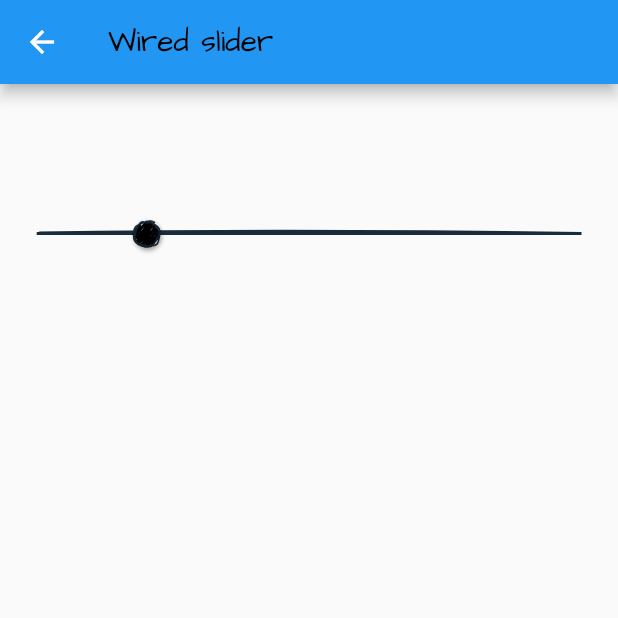
After one commit to KevinZhang19870314/wired_elements, a Flutter app: the WiredSliderExample screen opened directly, on a phone screen of 412 x 824 dp, the top half of it. The commit adds this screen. Run offline on Flutter 3.47's test engine with Material 2 defaults, Android fonts, the phone set to English and light mode, and no system bars.

Commit message:
feat: add screenshots

```diff
--- a/example/lib/demos.dart
+++ b/example/lib/demos.dart
@@ -7,6 +7,7 @@ import 'package:flutter/material.dart';
 import 'src/wired_button_example.dart';
 import 'src/wired_input_example.dart';
 import 'src/wired_radio_example.dart';
+import 'src/wired_slider_example.dart';
 
 final String handWriting1 = 'Shadows Into Light';
 final String handWriting2 = 'Architects Daughter';
@@ -16,13 +17,13 @@ final List<Demo> demos = [
     'Wired button example',
     'Wired button',
     (_) => WiredButtonExample(title: 'Wired button example'),
-    const Icon(Icons.smart_button, size: 36),
+    const Icon(Icons.touch_app, size: 36),
   ),
   NormalDemo(
     'Wired card example',
     'Wired card',
     (_) => WiredCardExample(title: 'Wired card'),
-    const Icon(Icons.card_giftcard, size: 36),
+    const Icon(Icons.dashboard, size: 36),
   ),
   NormalDemo(
     'Wired checkbox example',
@@ -40,25 +41,31 @@ final List<Demo> demos = [
     'Wired dialog example',
     'Wired dialog',
     (_) => WiredDialogExample(title: 'Wired dialog'),
-    const Icon(Icons.open_with, size: 36),
+    const Icon(Icons.open_in_new, size: 36),
   ),
   NormalDemo(
     'Wired divider example',
     'Wired divider',
     (_) => WiredDividerExample(title: 'Wired divider'),
-    const Icon(Icons.safety_divider, size: 36),
+    const Icon(Icons.horizontal_split, size: 36),
   ),
   NormalDemo(
     'Wired input example',
     'Wired input',
     (_) => WiredInputExample(title: 'Wired input'),
-    const Icon(Icons.input, size: 36),
+    const Icon(Icons.keyboard, size: 36),
   ),
   NormalDemo(
     'Wired radio example',
     'Wired radio',
     (_) => WiredRadioExample(title: 'Wired radio'),
     const Icon(Icons.radio_button_checked, size: 36),
+  ),
+  NormalDemo(
+    'Wired slider example',
+    'Wired slider',
+    (_) => WiredSliderExample(title: 'Wired slider'),
+    const Icon(Icons.linear_scale, size: 36),
   ),
 ];
 
--- /dev/null
+++ b/example/lib/src/wired_slider_example.dart
@@ -0,0 +1,46 @@
+import 'package:flutter/material.dart';
+import 'package:wired_elements/wired_elements.dart';
+
+import 'wired_text.dart';
+
+class WiredSliderExample extends StatefulWidget {
+  final String title;
+  const WiredSliderExample({Key? key, required this.title}) : super(key: key);
+
+  @override
+  _WiredSliderExampleState createState() => _WiredSliderExampleState();
+}
+
+class _WiredSliderExampleState extends State<WiredSliderExample> {
+  double _currentSliderValue = 20;
+
+  @override
+  Widget build(BuildContext context) {
+    return Scaffold(
+      appBar: AppBar(
+        title: WiredText(
+          '${widget.title}',
+          fontSize: 20.0,
+        ),
+      ),
+      body: Container(
+        padding: EdgeInsets.all(25.0),
+        height: 200.0,
+        child: WiredSlider(
+          value: _currentSliderValue,
+          min: 0,
+          max: 100,
+          divisions: 5,
+          label: _currentSliderValue.round().toString(),
+          onChanged: (double value) {
+            setState(() {
+              _currentSliderValue = value;
+            });
+            print('$_currentSliderValue');
+            return true;
+          },
+        ),
+      ),
+    );
+  }
+}
--- a/lib/src/wired_base.dart
+++ b/lib/src/wired_base.dart
@@ -24,6 +24,14 @@ class WiredBase {
       ..style = PaintingStyle.stroke
       ..isAntiAlias = true
       ..strokeWidth = 1;
+  }
+
+  static Paint pathPainter(double strokeWidth) {
+    return Paint()
+      ..color = borderColor
+      ..style = PaintingStyle.stroke
+      ..isAntiAlias = true
+      ..strokeWidth = strokeWidth;
   }
 }
 
@@ -91,6 +99,7 @@ class WiredInvertedTriangleBase extends WiredPainterBase {
 class WiredLineBase extends WiredPainterBase {
   final double x1, y1;
   final double x2, y2;
+  final double strokeWidth;
 
   WiredLineBase({
     Key? key,
@@ -98,12 +107,13 @@ class WiredLineBase extends WiredPainterBase {
     required this.y1,
     required this.x2,
     required this.y2,
+    this.strokeWidth = 1,
   });
 
   @override
   void paintRough(
       Canvas canvas, Size size, DrawConfig drawConfig, Filler filler) {
-    var _x1 = 0.0, _y1 = 0.0, _x2 = 0.0, _y2 = 0.0;
+    var _x1 = x1, _y1 = y1, _x2 = x2, _y2 = y2;
     if (x1 < 0) _x1 = 0;
     if (x1 > size.width) _x1 = size.width;
     if (y1 < 0) _y1 = 0;
@@ -117,7 +127,8 @@ class WiredLineBase extends WiredPainterBase {
     Generator generator = Generator(drawConfig, filler);
 
     Drawable figure = generator.line(_x1, _y1, _x2, _y2);
-    canvas.drawRough(figure, WiredBase.pathPaint, WiredBase.fillPaint);
+    canvas.drawRough(
+        figure, WiredBase.pathPainter(strokeWidth), WiredBase.fillPaint);
   }
 }
 
--- /dev/null
+++ b/lib/src/wired_slider.dart
@@ -0,0 +1,134 @@
+import 'package:flutter/material.dart';
+import 'package:wired_elements/rough/rough.dart';
+import 'package:wired_elements/src/const.dart';
+
+import 'canvas/wired_canvas.dart';
+import 'wired_base.dart';
+
+class WiredSlider extends StatefulWidget {
+  final double value;
+  final int? divisions;
+  final String? label;
+  final double min;
+  final double max;
+  final bool Function(double)? onChanged;
+
+  const WiredSlider({
+    Key? key,
+    required this.value,
+    this.divisions,
+    this.label,
+    this.min = 0.0,
+    this.max = 1.0,
+    required this.onChanged,
+  }) : super(key: key);
+
+  @override
+  _WiredSliderState createState() => _WiredSliderState();
+}
+
+class _WiredSliderState extends State<WiredSlider> {
+  double _currentSliderValue = 0;
+
+  @override
+  void initState() {
+    super.initState();
+    _currentSliderValue = widget.value;
+
+    // Delay for calculate the slider's width `_getSliderWidth()` during the next frame
+    Future.delayed(Duration(milliseconds: 0), () {
+      setState(() {});
+    });
+  }
+
+  @override
+  Widget build(BuildContext context) {
+    return Stack(
+      alignment: Alignment.center,
+      children: [
+        SizedBox(
+          height: 1,
+          width: double.infinity,
+          child: WiredCanvas(
+            painter: WiredLineBase(
+              x1: 0,
+              y1: 0,
+              x2: double.infinity,
+              y2: 0,
+              strokeWidth: 2,
+            ),
+            fillerType: RoughFilter.HatchFiller,
+          ),
+        ),
+        Positioned(
+          left: _getSliderWidth() * _currentSliderValue / widget.max - 12,
+          child: SizedBox(
+            height: 24.0,
+            width: 24.0,
+            child: WiredCanvas(
+              painter: WiredCircleBase(
+                diameterRatio: .7,
+                fillColor: textColor,
+              ),
+              fillerType: RoughFilter.HachureFiller,
+              fillerConfig: FillerConfig.build(hachureGap: 1.0),
+            ),
+          ),
+        ),
+        SliderTheme(
+          data: SliderThemeData(
+            trackShape: CustomTrackShape(),
+          ),
+          child: Slider(
+            value: _currentSliderValue,
+            min: widget.min,
+            max: widget.max,
+            activeColor: Colors.transparent,
+            inactiveColor: Colors.transparent,
+            divisions: widget.divisions,
+            label: widget.label,
+            onChanged: (value) {
+              bool result = false;
+              if (widget.onChanged != null) {
+                result = widget.onChanged!(value);
+              }
+
+              if (result) {
+                setState(() {
+                  _currentSliderValue = value;
+                });
+              }
+            },
+          ),
+        ),
+      ],
+    );
+  }
+
+  double _getSliderWidth() {
+    double width = 0;
+    try {
+      var box = context.findRenderObject() as RenderBox;
+      width = box.size.width;
+    } catch (e) {}
+
+    return width;
+  }
+}
+
+class CustomTrackShape extends RoundedRectSliderTrackShape {
+  Rect getPreferredRect({
+    required RenderBox parentBox,
+    Offset offset = Offset.zero,
+    required SliderThemeData sliderTheme,
+    bool isEnabled = false,
+    bool isDiscrete = false,
+  }) {
+    final double trackHeight = sliderTheme.trackHeight!;
+    final double trackLeft = offset.dx;
+    final double trackTop =
+        offset.dy + (parentBox.size.height - trackHeight) / 2;
+    final double trackWidth = parentBox.size.width;
+    return Rect.fromLTWH(trackLeft, trackTop, trackWidth, trackHeight);
+  }
+}
--- a/lib/wired_elements.dart
+++ b/lib/wired_elements.dart
@@ -8,3 +8,4 @@ export 'src/wired_dialog.dart';
 export 'src/wired_divider.dart';
 export 'src/wired_input.dart';
 export 'src/wired_radio.dart';
+export 'src/wired_slider.dart';
```
Also changed, not shown: 11 other files.
